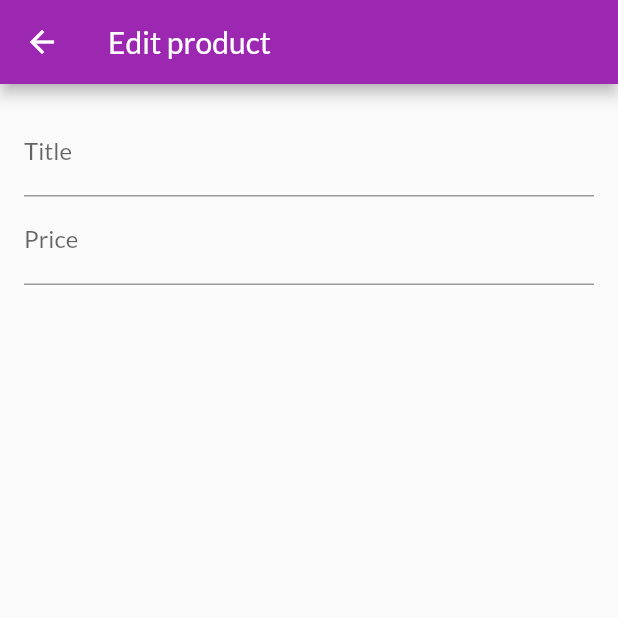
After one commit to Matheus-IT/shop_app_flutter_course, a Flutter app: the EditProductScreen screen opened by its route, on a phone screen of 412 x 824 dp, the top half of it. The commit adds this screen. Run offline on Flutter 3.47's test engine with Material 2 defaults, Android fonts, the phone set to English and light mode, and no system bars; network calls fail.

Commit message:
Edit product page basic functionality

```diff
--- a/lib/app_routes.dart
+++ b/lib/app_routes.dart
@@ -4,4 +4,5 @@ class AppRoutes {
   static const cart = '/cart';
   static const orders = '/orders';
   static const managementScreen = '/management-screen';
+  static const editProduct = '/edit-product';
 }
--- a/lib/main.dart
+++ b/lib/main.dart
@@ -1,6 +1,7 @@
 import 'package:flutter/material.dart';
 import 'package:provider/provider.dart';
 import 'package:shop_app_flutter_course/providers/orders.dart';
+import 'package:shop_app_flutter_course/screens/edit_product_screen.dart';
 import 'package:shop_app_flutter_course/screens/orders_screen.dart';
 import 'package:shop_app_flutter_course/screens/products_management_screen.dart';
 
@@ -52,6 +53,7 @@ class MyApp extends StatelessWidget {
           AppRoutes.orders: (context) => const OrdersScreen(),
           AppRoutes.managementScreen: (context) =>
               const ProductsManagementScreen(),
+          AppRoutes.editProduct: (context) => const EditProductScreen(),
         },
       ),
     );
--- /dev/null
+++ b/lib/screens/edit_product_screen.dart
@@ -0,0 +1,36 @@
+import 'package:flutter/material.dart';
+
+class EditProductScreen extends StatefulWidget {
+  const EditProductScreen({super.key});
+
+  @override
+  State<EditProductScreen> createState() => _EditProductScreenState();
+}
+
+class _EditProductScreenState extends State<EditProductScreen> {
+  @override
+  Widget build(BuildContext context) {
+    return Scaffold(
+      appBar: AppBar(title: const Text('Edit product')),
+      body: SafeArea(
+          child: Padding(
+        padding: const EdgeInsets.all(16.0),
+        child: Form(
+          child: ListView(
+            children: [
+              TextFormField(
+                decoration: const InputDecoration(labelText: 'Title'),
+                textInputAction: TextInputAction.next,
+              ),
+              TextFormField(
+                decoration: const InputDecoration(labelText: 'Price'),
+                textInputAction: TextInputAction.next,
+                keyboardType: TextInputType.number,
+              ),
+            ],
+          ),
+        ),
+      )),
+    );
+  }
+}
--- a/lib/screens/products_management_screen.dart
+++ b/lib/screens/products_management_screen.dart
@@ -1,5 +1,6 @@
 import 'package:flutter/material.dart';
 import 'package:provider/provider.dart';
+import 'package:shop_app_flutter_course/app_routes.dart';
 import 'package:shop_app_flutter_course/providers/product.dart';
 import 'package:shop_app_flutter_course/providers/products.dart';
 import 'package:shop_app_flutter_course/widgets/app_drawer.dart';
@@ -18,7 +19,9 @@ class ProductsManagementScreen extends StatelessWidget {
         actions: [
           IconButton(
             icon: const Icon(Icons.add),
-            onPressed: () {},
+            onPressed: () {
+              Navigator.of(context).pushNamed(AppRoutes.editProduct);
+            },
           )
         ],
       ),
```
